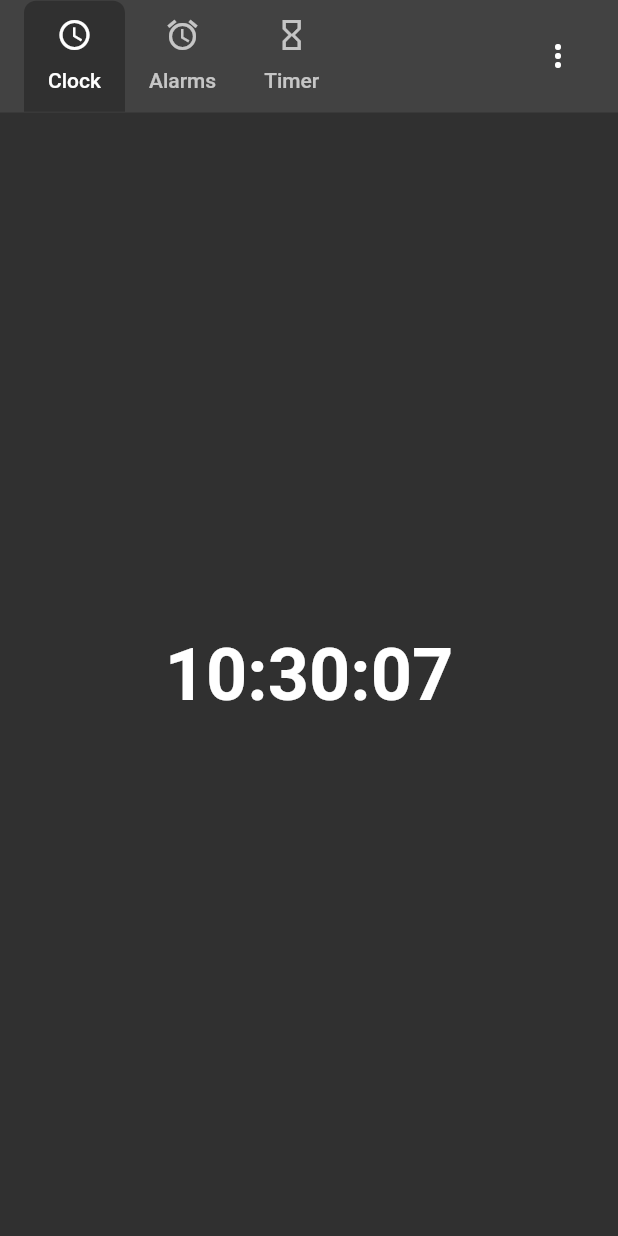
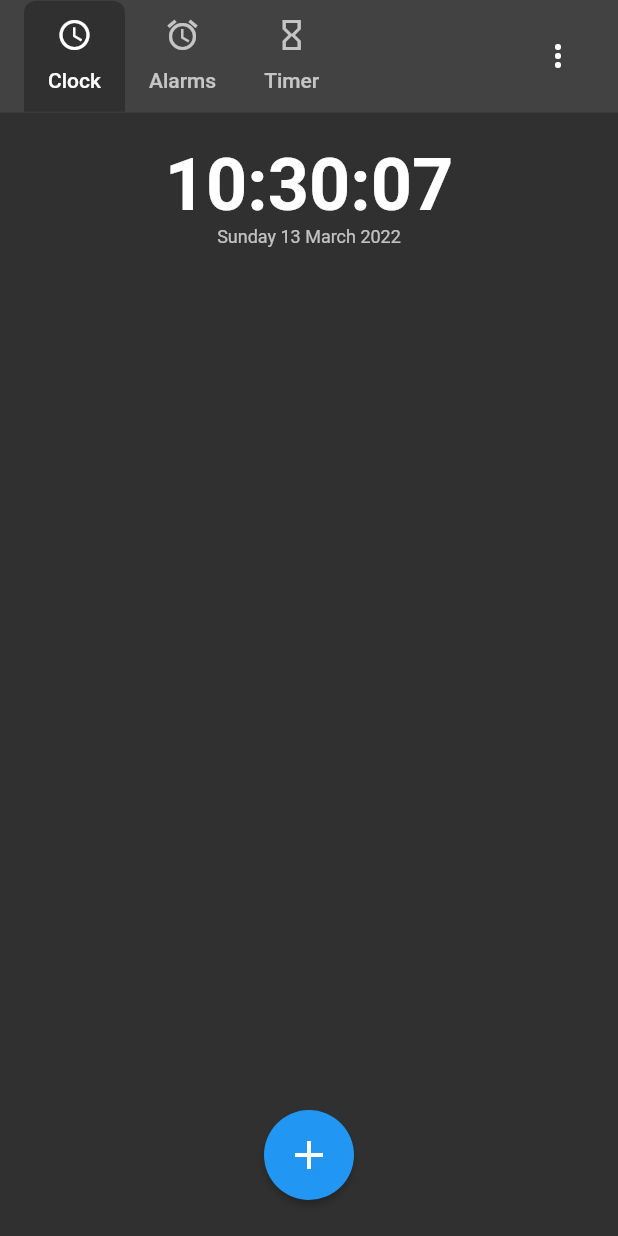
Before and after one commit to dahliaOS/clock, a Flutter app: the screen it shows after launch, on a phone screen of 412 x 824 dp. Run offline on Flutter 3.47's test engine with Material 2 defaults, Android fonts, the phone set to English and light mode, and no system bars; our stand-ins replace timezone.

Commit message:
WorldClockTab: Add time in other cities
This adds a button that pops up a window where you can select a city.
After chosing the city the city is added to the WorldClockTab and the
time in that spesific city is displayed.

```diff
--- a/lib/main.dart
+++ b/lib/main.dart
@@ -14,15 +14,17 @@ See the License for the specific language governing permissions and
 limitations under the License.
 */
 
-import 'dart:async';
-import 'dart:ui';
-
 import 'package:flutter/material.dart';
 
 import './timer/tab.dart';
 import './keyboard.dart';
+import './worldClock/tab.dart';
+import './worldClock/timezones.dart';
+import './state.dart';
 
 void main() {
+  setupTimezoneInfo();
+  appState = AppState.tryFromDisk();
   runApp(new Clock());
 }
 
@@ -141,38 +143,6 @@ class _ClockApp extends State<ClockApp> with TickerProviderStateMixin {
   }
 }
 
-class WorldClockTab extends StatefulWidget {
-  @override
-  _WorldClockTabState createState() => _WorldClockTabState();
-}
-
-class _WorldClockTabState extends State<WorldClockTab> {
-  DateTime _datetime = DateTime.now();
-  Timer? _ctimer;
-
-  @override
-  void deactivate() {
-    _ctimer?.cancel();
-    super.deactivate();
-  }
-
-  @override
-  Widget build(BuildContext context) {
-    if (_ctimer == null)
-      _ctimer = Timer.periodic(Duration(seconds: 1), (me) {
-        _datetime = DateTime.now();
-        setState(() {});
-      });
-    return Material(
-      child: Center(
-          child: Text(
-        "${_datetime.hour}:${_datetime.minute < 10 ? "0" + _datetime.minute.toString() : _datetime.minute}:${_datetime.second < 10 ? "0" + _datetime.second.toString() : _datetime.second}",
-        style: TextStyle(fontSize: 48, fontWeight: FontWeight.bold),
-      )),
-    );
-  }
-}
-
 class AlarmsTab extends StatelessWidget {
   @override
   Widget build(BuildContext context) {
--- /dev/null
+++ b/lib/worldClock/tab.dart
@@ -0,0 +1,212 @@
+/*
+Copyright 2022 The dahliaOS Authors
+
+Licensed under the Apache License, Version 2.0 (the "License");
+you may not use this file except in compliance with the License.
+You may obtain a copy of the License at
+
+    http://www.apache.org/licenses/LICENSE-2.0
+
+Unless required by applicable law or agreed to in writing, software
+distributed under the License is distributed on an "AS IS" BASIS,
+WITHOUT WARRANTIES OR CONDITIONS OF ANY KIND, either express or implied.
+See the License for the specific language governing permissions and
+limitations under the License.
+*/
+
+import 'dart:async';
+
+import 'package:flutter/material.dart';
+
+import './timezones.dart';
+import './utils.dart';
+import './addTimezoneScreen.dart';
+import '../state.dart';
+
+class WorldClockTab extends StatefulWidget {
+  @override
+  _WorldClockTabState createState() => _WorldClockTabState();
+}
+
+class _WorldClockTabState extends State<WorldClockTab> {
+  DateTime datetime = DateTime.now();
+  Timer? timer;
+
+  @override
+  void deactivate() {
+    timer?.cancel();
+    super.deactivate();
+  }
+
+  @override
+  Widget build(BuildContext context) {
+    if (timer == null)
+      timer = Timer.periodic(Duration(seconds: 1), (me) {
+        datetime = DateTime.now();
+        setState(() {});
+      });
+
+    return Material(
+      child: Stack(
+        alignment: Alignment.bottomCenter,
+        children: [
+          ListView(
+            children: [
+              _LocalTime(datetime: datetime, key: Key('local-time')),
+              ...appState.cityTimezones
+                  .map((cityTZ) => _UTCTime(
+                        key: Key(cityTZ.key),
+                        city: cityTZ,
+                        localCurrentTime: datetime,
+                        onRemove: () => setState(
+                          () => appState.removeCityTimezone(cityTZ),
+                        ),
+                      ))
+                  .toList(),
+              Container(height: 70, key: Key('bottom-spacer')),
+            ],
+          ),
+          _AddButton(
+            onAdd: (CityTimeZone cityTimezone) => setState(
+              () => appState.addCityTimezone(cityTimezone),
+            ),
+          ),
+        ],
+      ),
+    );
+  }
+}
+
+class _AddButton extends StatelessWidget {
+  const _AddButton({required this.onAdd});
+
+  final void Function(CityTimeZone cityTimezone) onAdd;
+
+  @override
+  Widget build(BuildContext context) {
+    return Padding(
+      padding: const EdgeInsets.only(bottom: 24),
+      child: ElevatedButton(
+        style: ElevatedButton.styleFrom(
+            shape: const CircleBorder(), padding: const EdgeInsets.all(14)),
+        child: Icon(
+          Icons.add,
+          size: 32,
+        ),
+        onPressed: () => Navigator.push(
+          context,
+          MaterialPageRoute(
+              builder: (context) => AddTimezoneScreen(onSelect: onAdd)),
+        ),
+      ),
+    );
+  }
+}
+
+class _LocalTime extends StatelessWidget {
+  _LocalTime({required this.datetime, Key? key}) : super(key: key);
+
+  final DateTime datetime;
+
+  @override
+  Widget build(BuildContext context) {
+    return Padding(
+        padding: const EdgeInsets.all(20),
+        child: Column(
+          children: [
+            Text(
+              _formatTime(datetime, true),
+              style: TextStyle(fontSize: 48, fontWeight: FontWeight.bold),
+            ),
+            Text(
+                "${weekDayToString[datetime.weekday]} ${datetime.day} ${monthToString[datetime.month]} ${datetime.year}",
+                style: Theme.of(context).textTheme.caption),
+          ],
+        ));
+  }
+}
+
+class _UTCTime extends StatelessWidget {
+  const _UTCTime({
+    required this.city,
+    required this.localCurrentTime,
+    required this.onRemove,
+    Key? key,
+  }) : super(key: key);
+
+  final DateTime localCurrentTime;
+  final CityTimeZone city;
+  final void Function() onRemove;
+
+  @override
+  Widget build(BuildContext context) {
+    final DateTime timeInCity = city.now;
+
+    final String dayDiff = timeInCity.day == localCurrentTime.day
+        ? 'Today'
+        : timeInCity.isBefore(localCurrentTime)
+            ? 'Yesterday'
+            : 'Tomorrow';
+
+    return Container(
+        decoration: BoxDecoration(
+          border: Border(
+            top: BorderSide(color: Theme.of(context).dividerColor),
+          ),
+        ),
+        child: Padding(
+          padding: const EdgeInsets.all(20),
+          child: Row(
+            children: [
+              Column(
+                crossAxisAlignment: CrossAxisAlignment.start,
+                children: [
+                  Text(city.city, style: Theme.of(context).textTheme.headline6),
+                  Text(
+                      "${dayDiff}, ${city.prettyOffset(localCurrentTime.timeZoneOffset)}"),
+                ],
+              ),
+              Spacer(),
+              Text(
+                _formatTime(timeInCity, false),
+                style: TextStyle(fontSize: 28, fontWeight: FontWeight.bold),
+              ),
+              _UTCTimeOptions(onRemove: onRemove),
+            ],
+          ),
+        ));
+  }
+}
+
+enum _UTCTimeOptionsEnum {
+  Remove,
+}
+
+class _UTCTimeOptions extends StatelessWidget {
+  const _UTCTimeOptions({required this.onRemove});
+
+  final void Function() onRemove;
+
+  @override
+  Widget build(BuildContext context) {
+    return PopupMenuButton<_UTCTimeOptionsEnum>(
+      icon: Icon(Icons.more_vert),
+      onSelected: (_UTCTimeOptionsEnum result) => onRemove(),
+      itemBuilder: (BuildContext context) => [
+        const PopupMenuItem<_UTCTimeOptionsEnum>(
+          value: _UTCTimeOptionsEnum.Remove,
+          child: Text('Remove'),
+        ),
+      ],
+    );
+  }
+}
+
+String _formatTime(DateTime dt, bool showSeconds) {
+  var resp =
+      "${dt.hour}:${dt.minute < 10 ? "0" + dt.minute.toString() : dt.minute}";
+
+  return showSeconds
+      ? resp + ":${dt.second < 10 ? "0" + dt.second.toString() : dt.second}"
+      : resp;
+}
--- /dev/null
+++ b/lib/worldClock/utils.dart
@@ -0,0 +1,41 @@
+/*
+Copyright 2022 The dahliaOS Authors
+
+Licensed under the Apache License, Version 2.0 (the "License");
+you may not use this file except in compliance with the License.
+You may obtain a copy of the License at
+
+    http://www.apache.org/licenses/LICENSE-2.0
+
+Unless required by applicable law or agreed to in writing, software
+distributed under the License is distributed on an "AS IS" BASIS,
+WITHOUT WARRANTIES OR CONDITIONS OF ANY KIND, either express or implied.
+See the License for the specific language governing permissions and
+limitations under the License.
+*/
+
+final Map<int, String> monthToString = {
+  1: 'January',
+  2: 'February',
+  3: 'March',
+  4: 'April',
+  5: 'May',
+  6: 'June',
+  7: 'July',
+  8: 'August',
+  9: 'September',
+  10: 'October',
+  11: 'November',
+  12: 'December',
+};
+
+final Map<int, String> weekDayToString = {
+  0: 'Monday',
+  1: 'Tuesday',
+  2: 'March',
+  3: 'Wednesday',
+  4: 'Thursday',
+  5: 'Friday',
+  6: 'Saturday',
+  7: 'Sunday',
+};
--- a/pubspec.yaml
+++ b/pubspec.yaml
@@ -39,6 +39,7 @@ environment:
 dependencies:
   flutter:
     sdk: flutter
+  timezone: ^0.8.0
 
 
   # The following adds the Cupertino Icons font to your application.
```
Also changed, not shown: lib/state.dart (added, +135 -0 lines), lib/worldClock/addTimezoneScreen.dart (added, +131 -0 lines), lib/worldClock/timezones.dart (added, +71 -0 lines), pubspec.lock.
